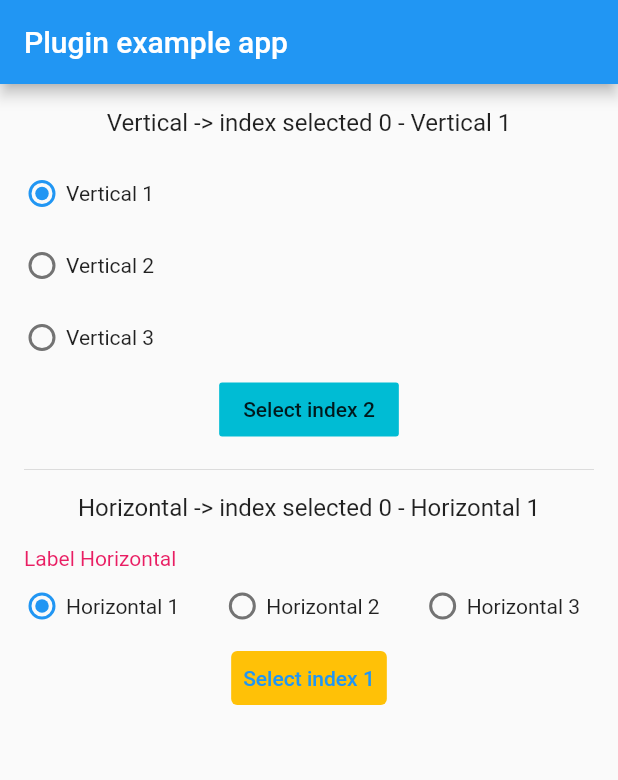
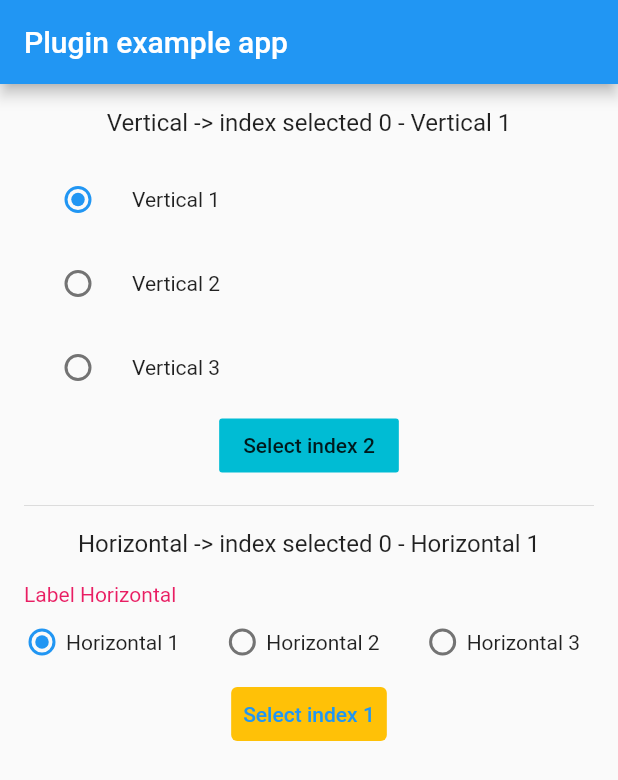
Before and after one commit to Lzyct/flutter_radio_group, a Flutter app: the screen it shows after launch, after a tap on "Vertical 1", on a phone screen of 412 x 824 dp. Shown: the top 780 px of the screen. Run offline on Flutter 3.47's test engine with Material 2 defaults, Android fonts, the phone set to English and light mode, and no system bars.

```diff
--- a/lib/flutter_radio_group.dart
+++ b/lib/flutter_radio_group.dart
@@ -10,7 +10,7 @@ class FlutterRadioGroup extends StatefulWidget {
   final List<String> titles;
   final String? label;
   final TextStyle labelStyle;
-  final int defaultSelected;
+  final int? defaultSelected;
   final Function(int?)? onChanged;
   final bool labelVisible;
   final Color? activeColor;
@@ -24,7 +24,7 @@ class FlutterRadioGroup extends StatefulWidget {
       this.label,
       this.labelStyle = const TextStyle(fontSize: 12),
       this.onChanged,
-      this.defaultSelected = 0,
+      this.defaultSelected,
       this.labelVisible = true,
       this.activeColor,
       this.titleStyle = const TextStyle(fontSize: 14)})
@@ -68,12 +68,11 @@ class FlutterRadioGroupState extends State<FlutterRadioGroup> {
   }
 
   /// Horizontal View
-  _horizontal() {
+  Widget _horizontal() {
     /// Use Scrollview to fix overlap widget
     return SingleChildScrollView(
       scrollDirection: Axis.horizontal,
       child: Row(
-          mainAxisAlignment: MainAxisAlignment.start,
           children: Iterable<int>.generate(widget.titles.length).map((index) {
         return Row(
           children: [
@@ -84,7 +83,7 @@ class FlutterRadioGroupState extends State<FlutterRadioGroup> {
                 groupValue: _defaultValue,
                 activeColor:
                     widget.activeColor ?? Theme.of(context).primaryColor,
-                    onChanged: (dynamic value) {
+                onChanged: (int? value) {
                   setState(() {
                     _defaultValue = value;
                     widget.onChanged!(_defaultValue);
@@ -92,7 +91,7 @@ class FlutterRadioGroupState extends State<FlutterRadioGroup> {
                 },
               ),
             ),
-                SizedBox(width: 4),
+            const SizedBox(width: 4),
             InkWell(
               onTap: () {
                 setState(() {
@@ -105,7 +104,7 @@ class FlutterRadioGroupState extends State<FlutterRadioGroup> {
                 style: widget.titleStyle,
               ),
             ),
-                SizedBox(width: 30),
+            const SizedBox(width: 30),
           ],
         );
       }).toList()),
@@ -113,42 +112,26 @@ class FlutterRadioGroupState extends State<FlutterRadioGroup> {
   }
 
   /// Vertical View
-  _vertical() {
+  Widget _vertical() {
     return Column(
       children: Iterable<int>.generate(widget.titles.length)
-          .map((index) => Row(
-                children: [
-                  SizedBox(
-                    width: 24,
-                    child: Radio(
+          .map(
+            (index) => RadioListTile(
+              title: Text(
+                widget.titles[index],
+                style: widget.titleStyle,
+              ),
               value: index,
               groupValue: _defaultValue,
-                      activeColor:
-                          widget.activeColor ?? Theme.of(context).primaryColor,
-                      onChanged: (dynamic value) {
+              activeColor: widget.activeColor ?? Theme.of(context).primaryColor,
+              onChanged: (int? value) {
                 setState(() {
                   _defaultValue = value;
                   widget.onChanged!(_defaultValue);
                 });
               },
             ),
-                  ),
-                  SizedBox(width: 4),
-                  InkWell(
-                    onTap: () {
-                      setState(() {
-                        _defaultValue = index;
-                        widget.onChanged!(_defaultValue);
-                      });
-                    },
-                    child: Text(
-                      widget.titles[index],
-                      style: widget.titleStyle,
-                    ),
-                  ),
-                  SizedBox(width: 30),
-                ],
-              ))
+          )
           .toList(),
     );
   }
```
Lines whose indentation alone changed are shown as unchanged.
